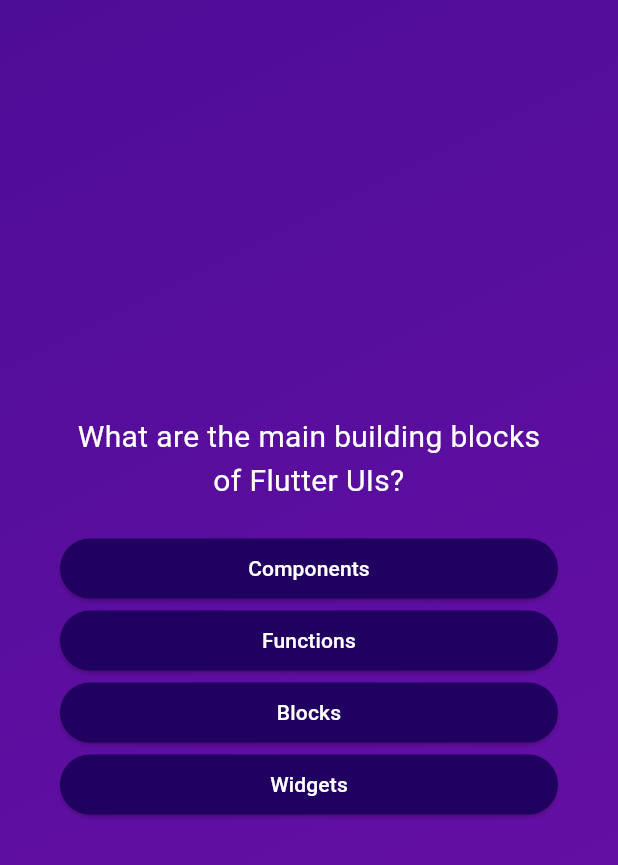
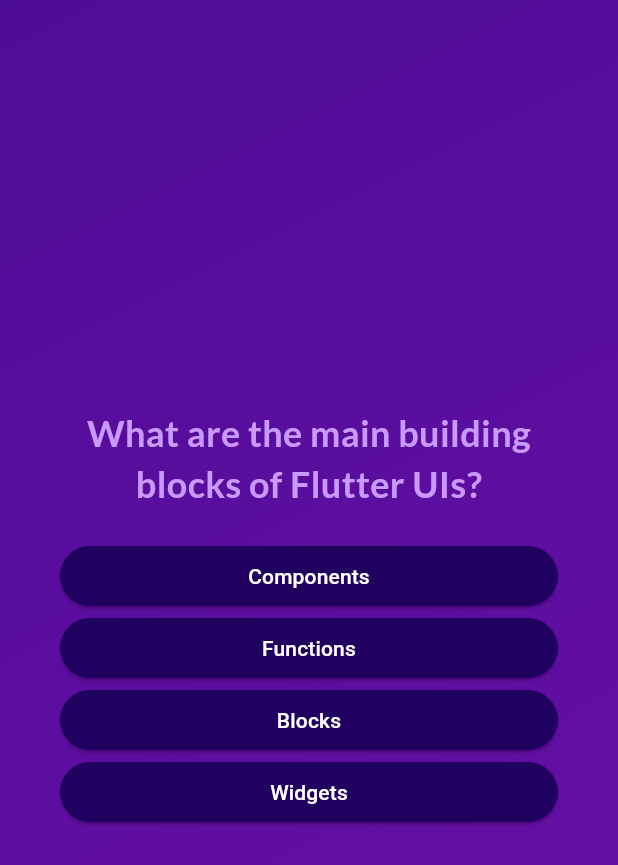
Before and after one commit to SadimMali/flutter_quizApp, a Flutter app: the screen it shows after launch, after a tap on "Start Quiz", on a phone screen of 412 x 824 dp. Shown: the top 865 px of the screen. Run offline on Flutter 3.47's test engine with Material 3 defaults, Android fonts, the phone set to English and light mode, and no system bars; our stand-ins replace google_fonts.

Commit message:
feat: Integrate Google Fonts for improved text styling in QuestionsScreen and StartScreen

```diff
--- a/lib/questions_screen.dart
+++ b/lib/questions_screen.dart
@@ -2,6 +2,7 @@ import 'package:flutter/material.dart';
 
 import 'package:adv_basics/answer_button.dart';
 import 'package:adv_basics/data/questions.dart';
+import 'package:google_fonts/google_fonts.dart';
 
 class QuestionsScreen extends StatefulWidget {
   const QuestionsScreen({super.key});
@@ -36,7 +37,10 @@ class _QuestionsScreen extends State<QuestionsScreen> {
           children: [
             Text(
               currentQuestion.text,
-              style: TextStyle(color: Colors.white, fontSize: 20),
+              style: GoogleFonts.lato(
+                  color: const Color.fromARGB(255, 201, 153, 251),
+                  fontSize: 24,
+                  fontWeight: FontWeight.bold),
               textAlign: TextAlign.center,
             ),
             SizedBox(
--- a/lib/start_screen.dart
+++ b/lib/start_screen.dart
@@ -1,4 +1,5 @@
 import 'package:flutter/material.dart';
+import 'package:google_fonts/google_fonts.dart';
 
 class StartScreen extends StatelessWidget {
   const StartScreen(this.startQuiz, {super.key});
@@ -27,9 +28,12 @@ class StartScreen extends StatelessWidget {
           SizedBox(
             height: 30,
           ),
-          const Text(
+          Text(
             "Learn flutter the fun way!",
-            style: TextStyle(fontSize: 24, color: Colors.white),
+            style: GoogleFonts.lato(
+              fontSize: 24,
+              color: const Color.fromARGB(255, 237, 233, 252),
+            ),
           ),
           OutlinedButton.icon(
             style: OutlinedButton.styleFrom(
```
